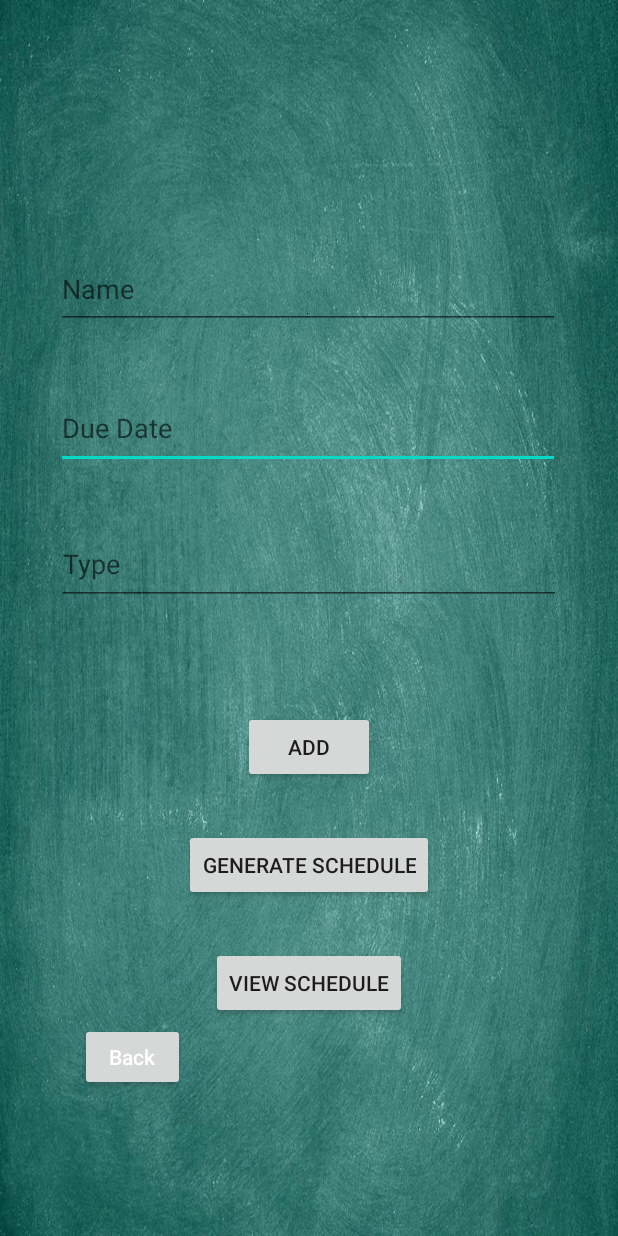
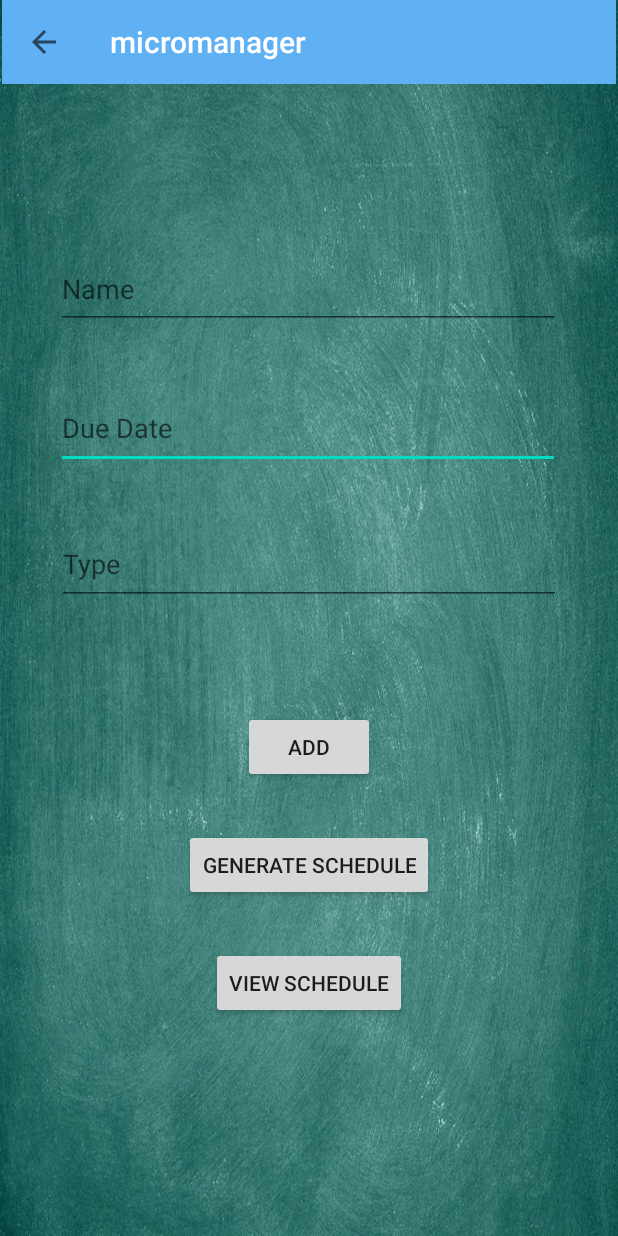
Before and after one commit to sifat120/MicroManager, an Android app: the Add_Screen screen opened directly, with no data from a screen before it, after a tap on "ADD", on a phone screen of 412 x 824 dp. Run offline under Robolectric (Android 15) with nearby library versions, the phone set to English and light mode, and no system bars.

Commit message:
Fixed SharedPreferences bug and also enabled upward mobility for the add activity screen

```diff
--- a/app/src/main/AndroidManifest.xml
+++ b/app/src/main/AndroidManifest.xml
@@ -11,7 +11,12 @@
         android:theme="@style/AppTheme">
         <activity android:name=".Schedule"></activity>
         <activity android:name=".Assignment_List" />
-        <activity android:name=".Add_Screen" />
+        <activity android:name=".Add_Screen"
+            android:parentActivityName=".MainActivity">
+            <meta-data
+                android:name="android.support.PARENT_ACTIVITY"
+                android:value="com.example.micromanager.MainActivity" />
+        </activity>
         <activity android:name=".MainActivity">
             <intent-filter>
                 <action android:name="android.intent.action.MAIN" />
--- a/app/src/main/java/com/example/micromanager/Add_Screen.java
+++ b/app/src/main/java/com/example/micromanager/Add_Screen.java
@@ -1,6 +1,8 @@
 package com.example.micromanager;
 
+import androidx.appcompat.app.ActionBar;
 import androidx.appcompat.app.AppCompatActivity;
+import androidx.appcompat.widget.Toolbar;
 
 import android.content.Context;
 import android.content.Intent;
@@ -9,10 +11,12 @@ import android.os.Bundle;
 import android.view.View;
 import android.widget.Button;
 import android.widget.EditText;
+
 public class Add_Screen extends AppCompatActivity {
 
     //SharedPreferences pref = getSharedPreferences("pref", Context.MODE_PRIVATE);
-  //  SharedPreferences.Editor editor = pref.edit();
+    SharedPreferences.Editor editor;
+    SharedPreferences localPrefs;
     EditText nameField, dueDateField, typeField;
     Button addButton;
     String name, type, due_date;
@@ -21,25 +25,30 @@ public class Add_Screen extends AppCompatActivity {
     protected void onCreate(Bundle savedInstanceState) {
         super.onCreate(savedInstanceState);
         setContentView(R.layout.activity_add__screen);
+
         nameField = (EditText) findViewById(R.id.Name_Field);
         dueDateField = (EditText) findViewById(R.id.Due_Date_Field);
         typeField = (EditText) findViewById(R.id.Type_Field);
         addButton = (Button) findViewById(R.id.add_button);
-    }
 
-    public void goBackToHomeScreen(View view) {
-        Intent intent = new Intent(this, MainActivity.class);
-        startActivity(intent);
+        localPrefs = this.getPreferences(Context.MODE_PRIVATE);
+
+        Toolbar registrationToolbar = findViewById(R.id.registrationToolbar);
+        setSupportActionBar(registrationToolbar);
+        ActionBar ab = getSupportActionBar();
+        ab.setDisplayHomeAsUpEnabled(true);
     }
 
     public void addAssignmentsToGenList(View view) {
-       name = nameField.getText().toString();
+        name = nameField.getText().toString();
         type = typeField.getText().toString();
         due_date = dueDateField.getText().toString();
-      /*  editor.putString("Name", name);
-        editor.putString("Type", type);
-        editor.putString("Due Date", due_date);
-        editor.commit();*/
+
+        editor = localPrefs.edit();
+        editor.putString(getString(R.string.nameText), name);
+        editor.putString(getString(R.string.typeText), type);
+        editor.putString(getString(R.string.dueDateText), due_date);
+        editor.apply();
 
     }
 }
--- a/app/src/main/res/layout/activity_add__screen.xml
+++ b/app/src/main/res/layout/activity_add__screen.xml
@@ -6,22 +6,6 @@
     android:layout_height="match_parent"
     tools:context=".Add_Screen"
     android:background="@drawable/background">
-
-    <Button
-        android:id="@+id/back_button"
-        android:layout_width="70dp"
-        android:layout_height="45dp"
-        android:text="@string/back_to_home"
-        app:layout_constraintBottom_toBottomOf="parent"
-        app:layout_constraintEnd_toEndOf="parent"
-        app:layout_constraintHorizontal_bias="0.155"
-        app:layout_constraintStart_toStartOf="parent"
-        app:layout_constraintTop_toTopOf="parent"
-        app:layout_constraintVertical_bias="0.876"
-        android:onClick="goBackToHomeScreen"
-        android:textAllCaps="false"
-        android:textColor="#FFFFFF"
-        android:textSize="14sp"/>
 
     <EditText
         android:id="@+id/Due_Date_Field"
@@ -93,5 +77,18 @@
         app:layout_constraintStart_toStartOf="parent"
         app:layout_constraintTop_toBottomOf="@+id/Add_Button" />
 
+    <androidx.appcompat.widget.Toolbar
+        android:id="@+id/registrationToolbar"
+        android:layout_width="409dp"
+        android:layout_height="wrap_content"
+        android:background="@color/blueofficial"
+        android:minHeight="?attr/actionBarSize"
+        app:titleTextColor="@color/white"
+        app:subtitleTextColor="@color/white"
+        android:theme="@style/AppTheme"
+        app:layout_constraintEnd_toEndOf="parent"
+        app:layout_constraintStart_toStartOf="parent"
+        app:layout_constraintTop_toTopOf="parent" />
+
 
 </androidx.constraintlayout.widget.ConstraintLayout>
--- a/app/src/main/res/values/colors.xml
+++ b/app/src/main/res/values/colors.xml
@@ -3,4 +3,6 @@
     <color name="colorPrimary">#6200EE</color>
     <color name="colorPrimaryDark">#3700B3</color>
     <color name="colorAccent">#03DAC5</color>
+    <color name="blueofficial">#60B0F4</color>
+    <color name="white">#FFFFFF</color>
 </resources>
--- a/app/src/main/res/values/strings.xml
+++ b/app/src/main/res/values/strings.xml
@@ -9,4 +9,7 @@
     <string name="add_button">Add</string>
     <string name="view_schedule_button">View Schedule</string>
     <string name="gen_schedule_button">Generate Schedule</string>
+    <string name="nameText">Name</string>
+    <string name="typeText">Type</string>
+    <string name="dueDateText">Due Date</string>
 </resources>
```
